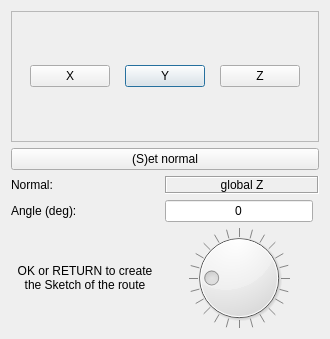
The window that dialogs/route.ui (oddtopus/flamingo) describes before a commit, drawn with Qt 5.
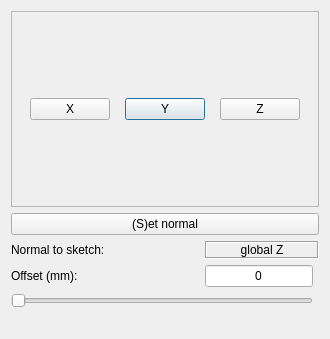
The same window after the commit.

Commit message: Restored shortcuts for Win. Improved pipeRoutes

```diff
--- a/dialogs/route.ui
+++ b/dialogs/route.ui
@@ -132,7 +132,7 @@
       </sizepolicy>
      </property>
      <property name="text">
-      <string>Normal:</string>
+      <string>Normal to sketch:</string>
      </property>
     </widget>
    </item>
@@ -145,7 +145,7 @@
       </sizepolicy>
      </property>
      <property name="text">
-      <string>Angle (deg):</string>
+      <string>Offset (mm):</string>
      </property>
     </widget>
    </item>
@@ -168,52 +168,6 @@
      </property>
     </widget>
    </item>
-   <item row="9" column="4">
-    <widget class="QDial" name="dial">
-     <property name="sizePolicy">
-      <sizepolicy hsizetype="MinimumExpanding" vsizetype="Fixed">
-       <horstretch>0</horstretch>
-       <verstretch>0</verstretch>
-      </sizepolicy>
-     </property>
-     <property name="minimumSize">
-      <size>
-       <width>24</width>
-       <height>0</height>
-      </size>
-     </property>
-     <property name="layoutDirection">
-      <enum>Qt::LeftToRight</enum>
-     </property>
-     <property name="maximum">
-      <number>360</number>
-     </property>
-     <property name="pageStep">
-      <number>15</number>
-     </property>
-     <property name="value">
-      <number>90</number>
-     </property>
-     <property name="orientation">
-      <enum>Qt::Horizontal</enum>
-     </property>
-     <property name="invertedAppearance">
-      <bool>false</bool>
-     </property>
-     <property name="invertedControls">
-      <bool>false</bool>
-     </property>
-     <property name="wrapping">
-      <bool>true</bool>
-     </property>
-     <property name="notchTarget">
-      <double>15.000000000000000</double>
-     </property>
-     <property name="notchesVisible">
-      <bool>true</bool>
-     </property>
-    </widget>
-   </item>
    <item row="8" column="4">
     <widget class="QLineEdit" name="edit1">
      <property name="sizePolicy">
@@ -236,8 +190,18 @@
      </property>
     </widget>
    </item>
-   <item row="9" column="3">
-    <widget class="QLabel" name="label">
+   <item row="9" column="3" colspan="2">
+    <widget class="QSlider" name="slider">
+     <property name="maximum">
+      <number>100</number>
+     </property>
+     <property name="orientation">
+      <enum>Qt::Horizontal</enum>
+     </property>
+    </widget>
+   </item>
+   <item row="10" column="3" colspan="2">
+    <widget class="QLabel" name="lab2">
      <property name="sizePolicy">
       <sizepolicy hsizetype="Minimum" vsizetype="Fixed">
        <horstretch>0</horstretch>
@@ -251,8 +215,7 @@
       </size>
      </property>
      <property name="text">
-      <string>OK or RETURN to create
-the Sketch of the route</string>
+      <string>&lt;select an edge&gt;</string>
      </property>
      <property name="alignment">
       <set>Qt::AlignCenter</set>
```
The commit also changes 2 other files.
